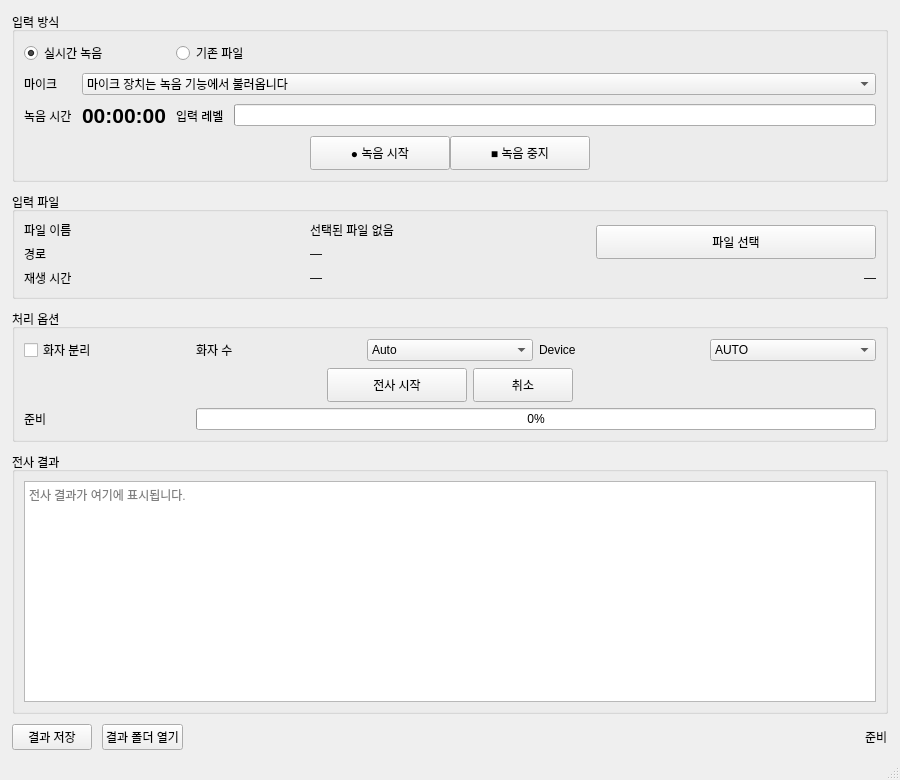
ongre01/korean_transcriber, file gui/mainwindow.ui: the form before one commit.
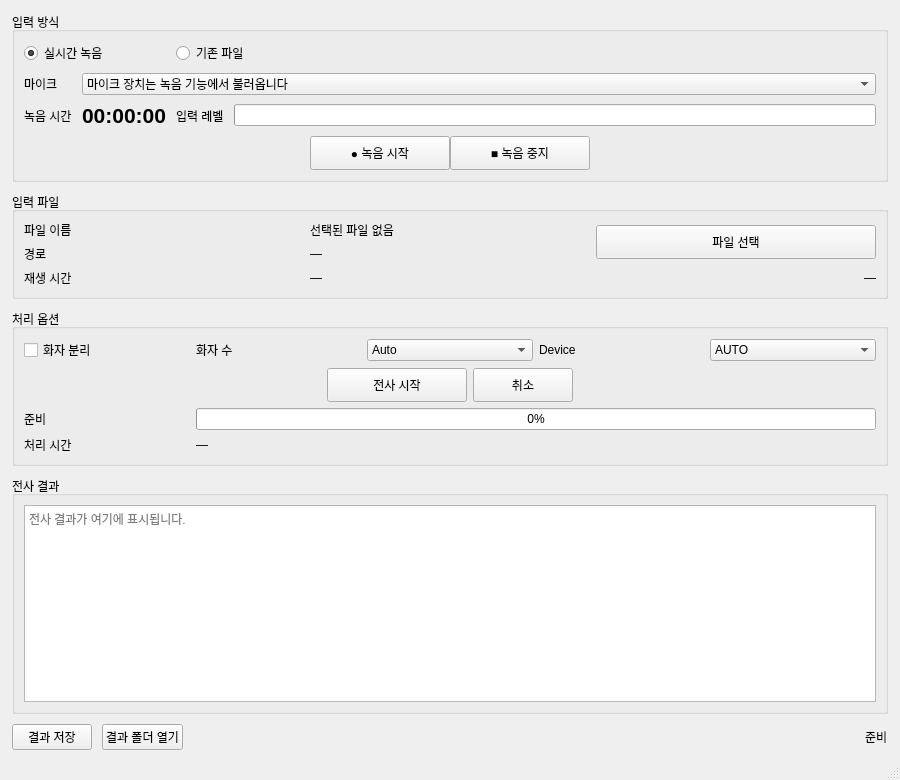
The form after the commit.

Diff of the .ui file:
```diff
--- a/gui/mainwindow.ui
+++ b/gui/mainwindow.ui
@@ -237,6 +237,16 @@
          <property name="value"><number>0</number></property>
         </widget>
        </item>
+       <item row="3" column="0">
+        <widget class="QLabel" name="processingTimeTitleLabel">
+         <property name="text"><string>처리 시간</string></property>
+        </widget>
+       </item>
+       <item row="3" column="1" colspan="4">
+        <widget class="QLabel" name="processingTimeLabel">
+         <property name="text"><string>—</string></property>
+        </widget>
+       </item>
       </layout>
      </widget>
     </item>
```
